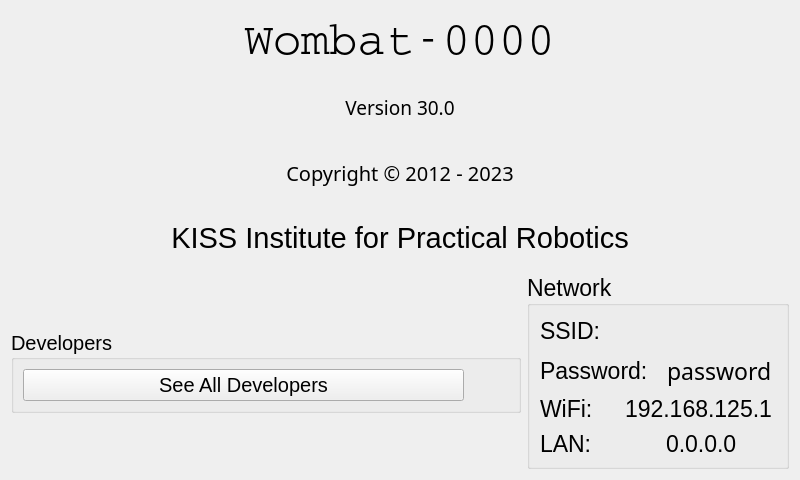
Qt form ui/AboutWidget.ui (RyanPWebb/botui) before a commit.
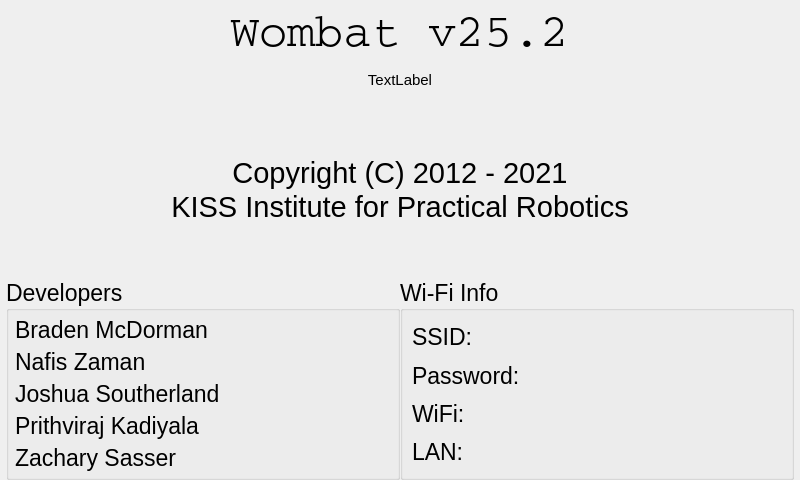
The same form after that commit.

Patch:
```diff
--- a/ui/AboutWidget.ui
+++ b/ui/AboutWidget.ui
@@ -30,7 +30,22 @@
   <property name="windowTitle">
    <string>About</string>
   </property>
-  <layout class="QVBoxLayout" name="verticalLayout_5">
+  <layout class="QVBoxLayout" name="verticalLayout">
+   <property name="spacing">
+    <number>0</number>
+   </property>
+   <property name="leftMargin">
+    <number>6</number>
+   </property>
+   <property name="topMargin">
+    <number>6</number>
+   </property>
+   <property name="rightMargin">
+    <number>6</number>
+   </property>
+   <property name="bottomMargin">
+    <number>0</number>
+   </property>
    <item>
     <widget class="QLabel" name="deviceName">
      <property name="sizePolicy">
@@ -45,16 +60,11 @@
        <height>52</height>
       </size>
      </property>
-     <property name="maximumSize">
-      <size>
-       <width>16777215</width>
-       <height>16777215</height>
-      </size>
-     </property>
      <property name="font">
       <font>
        <family>Courier</family>
        <pointsize>35</pointsize>
+       <weight>9</weight>
        <italic>false</italic>
        <bold>false</bold>
       </font>
@@ -63,7 +73,7 @@
       <string notr="true">font: 75 35pt &quot;Courier&quot;;</string>
      </property>
      <property name="text">
-      <string>Wombat-0000</string>
+      <string>Wombat v25.2</string>
      </property>
      <property name="alignment">
       <set>Qt::AlignCenter</set>
@@ -71,45 +81,46 @@
     </widget>
    </item>
    <item>
-    <widget class="QLabel" name="version">
+    <widget class="QLabel" name="wombatSerial">
      <property name="minimumSize">
       <size>
        <width>0</width>
-       <height>0</height>
+       <height>40</height>
       </size>
      </property>
-     <property name="font">
-      <font>
-       <family>Sans</family>
-       <pointsize>14</pointsize>
-       <italic>false</italic>
-       <bold>false</bold>
-      </font>
-     </property>
      <property name="styleSheet">
       <string notr="true"/>
      </property>
      <property name="text">
-      <string>Version 30.0</string>
+      <string>TextLabel</string>
      </property>
      <property name="alignment">
       <set>Qt::AlignCenter</set>
      </property>
     </widget>
    </item>
+   <item>
+    <spacer name="verticalSpacer_2">
+     <property name="orientation">
+      <enum>Qt::Vertical</enum>
+     </property>
+     <property name="sizeHint" stdset="0">
+      <size>
+       <width>20</width>
+       <height>40</height>
+      </size>
+     </property>
+    </spacer>
+   </item>
    <item>
     <widget class="QLabel" name="label_5">
      <property name="font">
       <font>
-       <family>Sans</family>
-       <pointsize>15</pointsize>
+       <pointsize>22</pointsize>
       </font>
      </property>
      <property name="text">
-      <string>Copyright © 2012 - 2023</string>
-     </property>
-     <property name="textFormat">
-      <enum>Qt::MarkdownText</enum>
+      <string>Copyright (C) 2012 - 2021</string>
      </property>
      <property name="alignment">
       <set>Qt::AlignCenter</set>
@@ -126,42 +137,28 @@
      <property name="text">
       <string>KISS Institute for Practical Robotics</string>
      </property>
-     <property name="textFormat">
-      <enum>Qt::RichText</enum>
-     </property>
      <property name="alignment">
       <set>Qt::AlignCenter</set>
      </property>
     </widget>
    </item>
+   <item>
+    <spacer name="verticalSpacer_3">
+     <property name="orientation">
+      <enum>Qt::Vertical</enum>
+     </property>
+     <property name="sizeHint" stdset="0">
+      <size>
+       <width>20</width>
+       <height>30</height>
+      </size>
+     </property>
+    </spacer>
+   </item>
    <item>
     <layout class="QHBoxLayout" name="horizontalLayout">
-     <property name="spacing">
-      <number>6</number>
-     </property>
-     <property name="topMargin">
-      <number>0</number>
-     </property>
      <item>
       <widget class="QGroupBox" name="groupBox_2">
-       <property name="sizePolicy">
-        <sizepolicy hsizetype="Expanding" vsizetype="Fixed">
-         <horstretch>0</horstretch>
-         <verstretch>0</verstretch>
-        </sizepolicy>
-       </property>
-       <property name="maximumSize">
-        <size>
-         <width>16777215</width>
-         <height>16777215</height>
-        </size>
-       </property>
-       <property name="sizeIncrement">
-        <size>
-         <width>0</width>
-         <height>7</height>
-        </size>
-       </property>
        <property name="baseSize">
         <size>
          <width>0</width>
@@ -170,29 +167,72 @@
        </property>
        <property name="font">
         <font>
-         <pointsize>15</pointsize>
+         <pointsize>17</pointsize>
         </font>
        </property>
        <property name="title">
         <string>Developers</string>
        </property>
        <layout class="QVBoxLayout" name="verticalLayout_2">
-        <property name="spacing">
-         <number>9</number>
-        </property>
-        <property name="sizeConstraint">
-         <enum>QLayout::SetNoConstraint</enum>
+        <property name="leftMargin">
+         <number>6</number>
         </property>
         <property name="topMargin">
-         <number>9</number>
+         <number>6</number>
         </property>
         <property name="rightMargin">
-         <number>54</number>
+         <number>6</number>
         </property>
+        <property name="bottomMargin">
+         <number>6</number>
+        </property>
         <item>
-         <widget class="QPushButton" name="developerList">
+         <widget class="QLabel" name="label">
+          <property name="font">
+           <font>
+            <pointsize>17</pointsize>
+           </font>
+          </property>
           <property name="text">
-           <string>See All Developers</string>
+           <string>Braden McDorman</string>
+          </property>
+         </widget>
+        </item>
+        <item>
+         <widget class="QLabel" name="label_7">
+          <property name="font">
+           <font>
+            <pointsize>17</pointsize>
+           </font>
+          </property>
+          <property name="text">
+           <string>Nafis Zaman</string>
+          </property>
+         </widget>
+        </item>
+        <item>
+         <widget class="QLabel" name="label_2">
+          <property name="font">
+           <font>
+            <pointsize>17</pointsize>
+           </font>
+          </property>
+          <property name="text">
+           <string>Joshua Southerland</string>
+          </property>
+         </widget>
+        </item>
+        <item>
+         <widget class="QLabel" name="label_6">
+          <property name="text">
+           <string>Prithviraj Kadiyala</string>
+          </property>
+         </widget>
+        </item>
+	 <item>
+         <widget class="QLabel" name="label_6">
+          <property name="text">
+           <string>Zachary Sasser</string>
           </property>
          </widget>
         </item>
@@ -207,41 +247,17 @@
          <verstretch>0</verstretch>
         </sizepolicy>
        </property>
-       <property name="maximumSize">
-        <size>
-         <width>1677000</width>
-         <height>16777215</height>
-        </size>
-       </property>
        <property name="font">
         <font>
          <pointsize>17</pointsize>
         </font>
        </property>
        <property name="title">
-        <string>Network</string>
+        <string>Wi-Fi Info</string>
        </property>
        <layout class="QVBoxLayout" name="verticalLayout_3">
-        <property name="spacing">
-         <number>9</number>
-        </property>
-        <property name="sizeConstraint">
-         <enum>QLayout::SetNoConstraint</enum>
-        </property>
-        <property name="leftMargin">
-         <number>0</number>
-        </property>
-        <property name="rightMargin">
-         <number>14</number>
-        </property>
         <item>
          <layout class="QHBoxLayout" name="horizontalLayout_4">
-          <property name="spacing">
-           <number>19</number>
-          </property>
-          <property name="leftMargin">
-           <number>10</number>
-          </property>
           <item>
            <widget class="QLabel" name="label_3">
             <property name="font">
@@ -258,8 +274,7 @@
            <widget class="QLabel" name="ssid">
             <property name="font">
              <font>
-              <family>Noto Sans</family>
-              <pointsize>17</pointsize>
+              <pointsize>22</pointsize>
              </font>
             </property>
             <property name="text">
@@ -271,12 +286,6 @@
         </item>
         <item>
          <layout class="QHBoxLayout" name="horizontalLayout_3">
-          <property name="spacing">
-           <number>19</number>
-          </property>
-          <property name="leftMargin">
-           <number>10</number>
-          </property>
           <item>
            <widget class="QLabel" name="label_8">
             <property name="font">
@@ -293,12 +302,11 @@
            <widget class="QLabel" name="password">
             <property name="font">
              <font>
-              <family>Noto Sans</family>
-              <pointsize>17</pointsize>
+              <pointsize>22</pointsize>
              </font>
             </property>
             <property name="text">
-             <string>password</string>
+             <string/>
             </property>
            </widget>
           </item>
@@ -306,26 +314,17 @@
         </item>
         <item>
          <layout class="QHBoxLayout" name="horizontalLayout_5">
-          <property name="spacing">
-           <number>19</number>
-          </property>
-          <property name="leftMargin">
-           <number>10</number>
-          </property>
           <item>
            <widget class="QLabel" name="WiFiaddrname">
             <property name="text">
              <string>WiFi:</string>
             </property>
-            <property name="alignment">
-             <set>Qt::AlignJustify|Qt::AlignVCenter</set>
-            </property>
            </widget>
           </item>
           <item>
            <widget class="QLabel" name="WiFiaddr">
             <property name="text">
-             <string>192.168.125.1</string>
+             <string/>
             </property>
            </widget>
           </item>
@@ -333,12 +332,6 @@
         </item>
         <item>
          <layout class="QHBoxLayout" name="horizontalLayout_2">
-          <property name="spacing">
-           <number>19</number>
-          </property>
-          <property name="leftMargin">
-           <number>10</number>
-          </property>
           <item>
            <widget class="QLabel" name="LANname">
             <property name="text">
@@ -349,7 +342,7 @@
           <item>
            <widget class="QLabel" name="LANaddr">
             <property name="text">
-             <string>0.0.0.0</string>
+             <string/>
             </property>
            </widget>
           </item>
```
Left out of the diff: 2 changed lines with no effect on the pictures.
